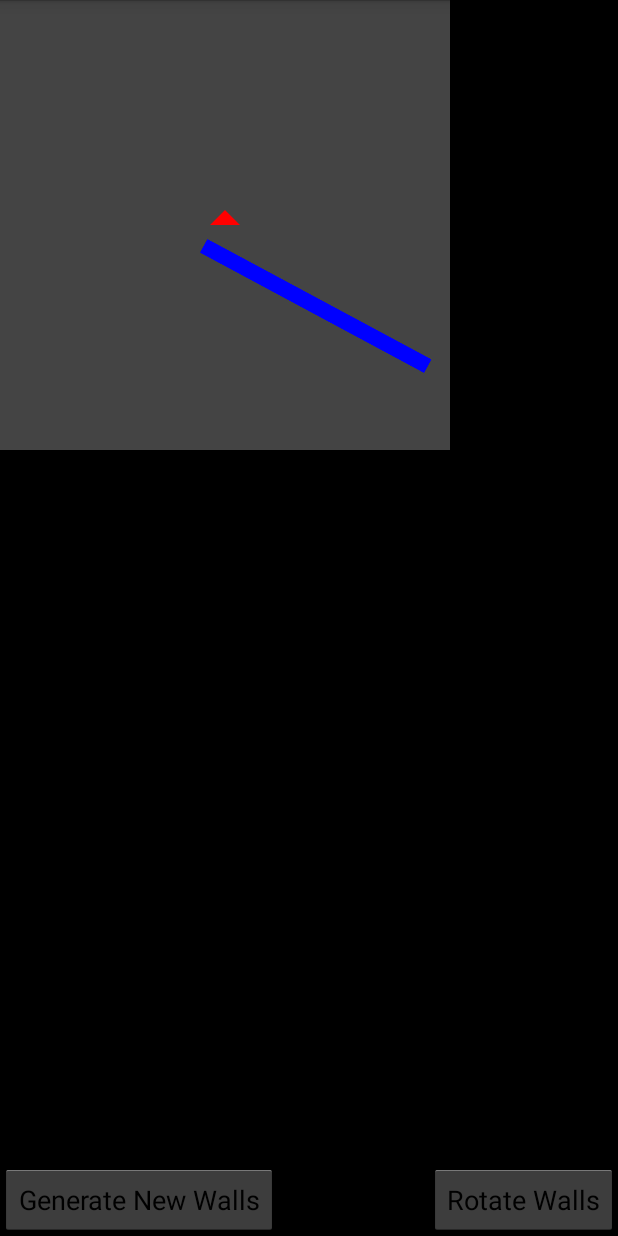
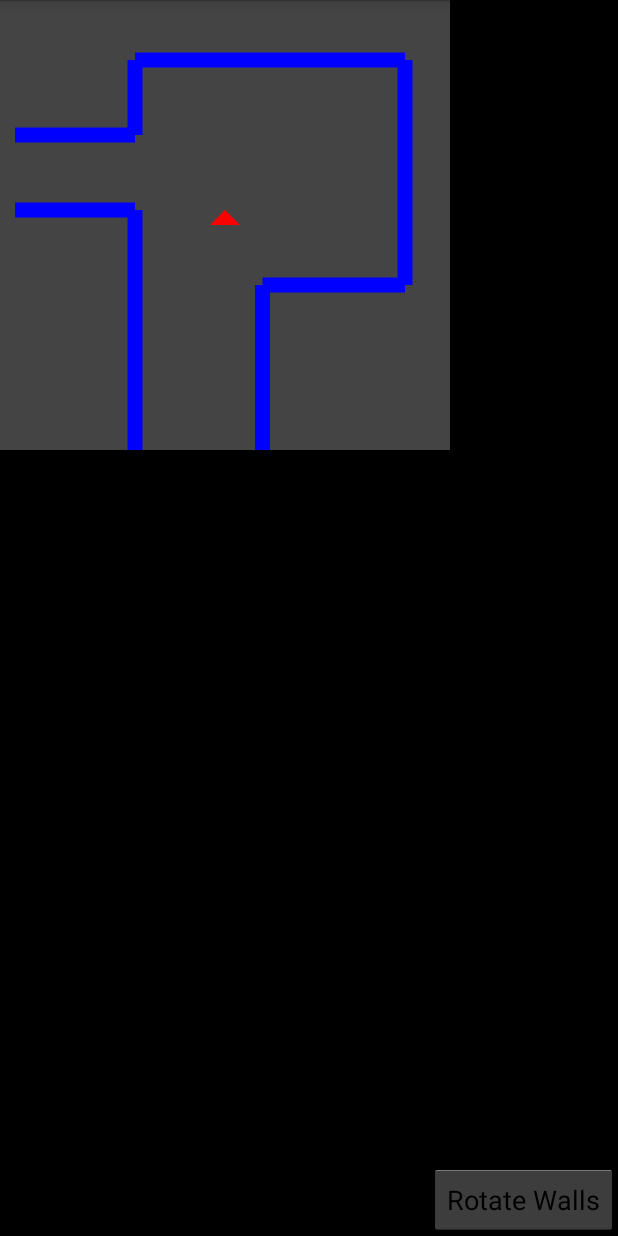
Before and after one commit to PYates77/AdvancedHud, an Android app: the screen it shows after launch (BT200CtrlDemoActivity), on a phone screen of 412 x 824 dp. Run offline under Robolectric (Android 15) with nearby library versions, the phone set to English and light mode, and no system bars.

Commit message:
Pregenerated Map and Rotation as of Feb. 22nd 2017

```diff
--- a/BT200CtrlDemo/app/src/main/java/jp/epson/moverio/bt200/demo/bt200ctrldemo/BT200CtrlDemoActivity.java
+++ b/BT200CtrlDemo/app/src/main/java/jp/epson/moverio/bt200/demo/bt200ctrldemo/BT200CtrlDemoActivity.java
@@ -27,7 +27,7 @@ public class BT200CtrlDemoActivity extends Activity {
 	private String TAG = "Bt2CtrlDemoActivity";
 	private LineSeqDrawable lineDrawable = new LineSeqDrawable();
 	private ImageView mapView;
-	private Button updateButton;
+	//private Button updateButton;
 	private Button rotButton;
 	private int count = 0;
 	private int rotationDegree = 0;
@@ -59,18 +59,31 @@ public class BT200CtrlDemoActivity extends Activity {
 		winParams.flags |= 0x80000000;
 		win.setAttributes(winParams);
 
+		//Pregenerated Wall
+		Wall walls[] = new Wall[8];
+		Coordinate A = new Coordinate(90,300);
+		Coordinate B = new Coordinate(175,300);
+		Coordinate C = new Coordinate(90,140);
+		Coordinate D = new Coordinate(175,190);
+		Coordinate E = new Coordinate(10,140);
+		Coordinate F = new Coordinate(270,190);
+		Coordinate G = new Coordinate(10,90);
+		Coordinate H = new Coordinate(90,90);
+		Coordinate I = new Coordinate(90,40);
+		Coordinate J = new Coordinate(270,40);
+		walls[0] = new Wall(A,C);
+		walls[1] = new Wall(C,E);
+		walls[2] = new Wall(G,H);
+		walls[3] = new Wall(H,I);
+		walls[4] = new Wall(I,J);
+		walls[5] = new Wall(J,F);
+		walls[6] = new Wall(F,D);
+		walls[7] = new Wall(D,B);
 
 
-		//Wall Array
-		Wall[] walls = new Wall[5];
-		for (int i=0; i < 5; i++){
-			Random r = new Random();
-			walls[i] = new Wall();
-			walls[i].setCoordinates(r.nextInt(300), r.nextInt(300), r.nextInt(300), r.nextInt(300));
-		}
 		lineDrawable.setWallArray(walls);
 		mapView = (ImageView) findViewById(R.id.mapView);
-		updateButton = (Button) findViewById(R.id.updateButton);
+		//updateButton = (Button) findViewById(R.id.updateButton);
 		rotButton = (Button)findViewById(R.id.rotateButton);
 		mapView.setImageDrawable(lineDrawable);
 
@@ -86,7 +99,7 @@ public class BT200CtrlDemoActivity extends Activity {
 		});
 
 
-		updateButton.setOnClickListener(new View.OnClickListener() {
+		/*updateButton.setOnClickListener(new View.OnClickListener() {
 			@Override
 			public void onClick(View v) {
 				mapView.invalidate();
@@ -114,7 +127,7 @@ public class BT200CtrlDemoActivity extends Activity {
 				}
 				count++;
 			}
-		});
+		});*/
 
 
 
--- a/BT200CtrlDemo/app/src/main/java/jp/epson/moverio/bt200/demo/bt200ctrldemo/Coordinate.java
+++ b/BT200CtrlDemo/app/src/main/java/jp/epson/moverio/bt200/demo/bt200ctrldemo/Coordinate.java
@@ -4,8 +4,8 @@ package jp.epson.moverio.bt200.demo.bt200ctrldemo;
  * Created by Akshay on 2/15/2017.
  */
 public class Coordinate {
-    private double coordx;
-    private double coordy;
+    public double coordx;
+    public double coordy;
     public Coordinate(){
         coordx = 0;
         coordy = 0;
--- a/BT200CtrlDemo/app/src/main/java/jp/epson/moverio/bt200/demo/bt200ctrldemo/Wall.java
+++ b/BT200CtrlDemo/app/src/main/java/jp/epson/moverio/bt200/demo/bt200ctrldemo/Wall.java
@@ -18,8 +18,8 @@ public class Wall {
     public Wall(Coordinate start, Coordinate end){
         startX = (int) start.getCoordinates()[0];
         startY = (int) start.getCoordinates()[1];
-        endX = (int) start.getCoordinates()[0];
-        endY = (int) start.getCoordinates()[1];
+        endX = (int) end.getCoordinates()[0];
+        endY = (int) end.getCoordinates()[1];
     }
     public Wall(int sx, int sy, int ex, int ey){
         startX = sx;
--- a/BT200CtrlDemo/app/src/main/res/layout/activity_bt2_ctrl_demo.xml
+++ b/BT200CtrlDemo/app/src/main/res/layout/activity_bt2_ctrl_demo.xml
@@ -13,19 +13,11 @@
         android:layout_alignParentTop="true"/>
 
     <Button
-        android:layout_width="wrap_content"
-        android:layout_height="wrap_content"
-        android:text="Generate New Walls"
-        android:id="@+id/updateButton"
-        android:layout_alignParentBottom="true"
-        android:layout_alignParentLeft="true" />
-
-    <Button
         android:text="Rotate Walls"
         android:layout_width="wrap_content"
         android:layout_height="wrap_content"
-        android:layout_alignTop="@+id/updateButton"
-        android:layout_alignParentRight="true"
-        android:id="@+id/rotateButton" />
+        android:id="@+id/rotateButton"
+        android:layout_alignParentBottom="true"
+        android:layout_alignParentRight="true" />
 
 </RelativeLayout>
```
Also changed, not shown: 12 other files.
